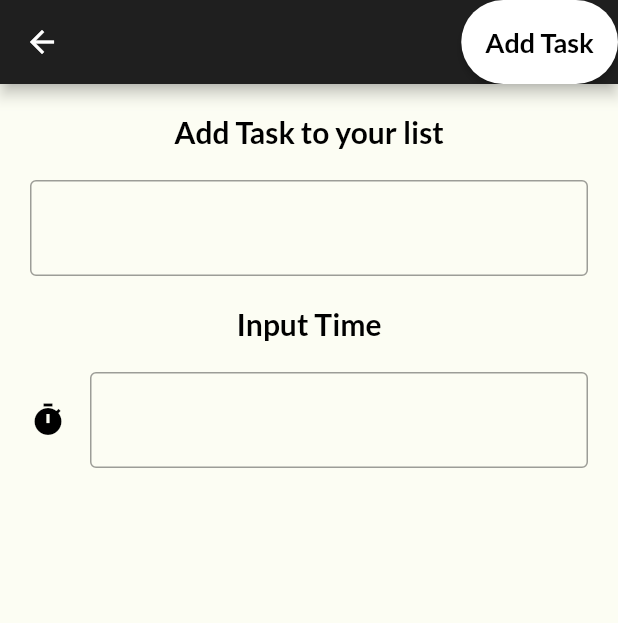
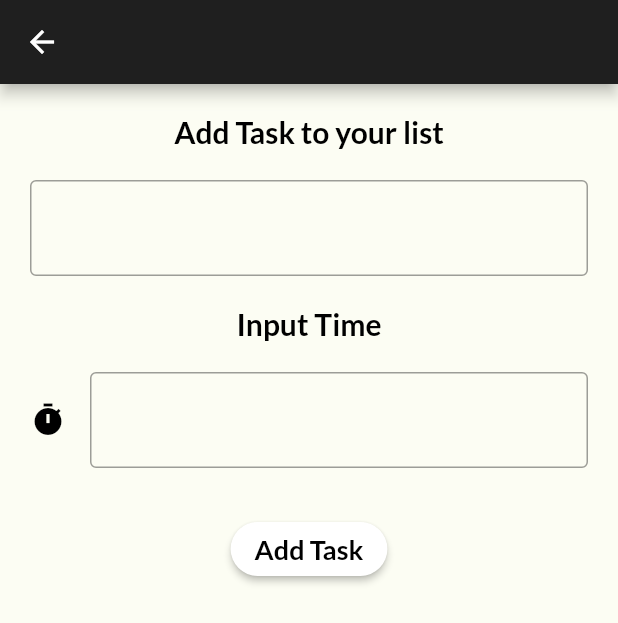
Before and after one commit to Netesh5/To-do-app, a Flutter app: the additem screen opened directly, after a tap on "Add Task", on a phone screen of 412 x 824 dp. Shown: the top 623 px of the screen. Run offline on Flutter 3.47's test engine with Material 2 defaults, Android fonts, the phone set to English and light mode, and no system bars; our stand-ins replace google_fonts, sqflite, syncfusion_flutter_calendar; accounts and stored records are empty.

Commit message:
add_btn_implement

```diff
--- a/lib/additem.dart
+++ b/lib/additem.dart
@@ -22,22 +22,6 @@ class _additemState extends State<additem> {
     return Scaffold(
       appBar: AppBar(
         backgroundColor: primary_dark_color,
-        actions: [
-          ElevatedButton(
-            onPressed: () {},
-            child: const Text(
-              "Add Task",
-              style: TextStyle(
-                  fontSize: 18,
-                  color: Colors.black,
-                  fontWeight: FontWeight.bold),
-            ),
-            style: ElevatedButton.styleFrom(
-                primary: Colors.white,
-                shape: RoundedRectangleBorder(
-                    borderRadius: BorderRadius.circular(50))),
-          )
-        ],
       ),
       backgroundColor: primary_light_color,
       body: additems(),
@@ -69,20 +53,20 @@ class _additemsState extends State<additems> {
           style: TextStyle(
               fontSize: 20, color: Colors.black, fontWeight: FontWeight.bold),
         ),
-        Padding(
+        const Padding(
           padding: const EdgeInsets.only(left: 20.0, right: 20.0, top: 20.0),
           child: TextField(
-            onSubmitted: (value) async {
-              if (value != "") {
-                DataBase _databaseobj = DataBase();
-                Task _newtask = Task(title: value, task: value, time: value);
-                _databaseobj.insert(_newtask);
-              }
-            },
+            // onSubmitted: (value) async {
+            //   if (value != "") {
+            //     DataBase _databaseobj = DataBase();
+            //     Task _newtask = Task(title: value, task: value, time: value);
+            //     _databaseobj.insert(_newtask);
+            //   }
+            // },
             cursorHeight: 25,
             cursorColor: Colors.black,
-            style: const TextStyle(fontSize: 20, color: Colors.black),
-            decoration: const InputDecoration(
+            style: TextStyle(fontSize: 20, color: Colors.black),
+            decoration: InputDecoration(
               border: OutlineInputBorder(),
               focusedBorder: OutlineInputBorder(),
             ),
@@ -127,7 +111,29 @@ class _additemsState extends State<additems> {
               }
             },
           ),
-        )
+        ),
+        const SizedBox(
+          height: 30,
+        ),
+        ElevatedButton(
+          onPressed: () {
+            DataBase _databaseobj = DataBase();
+            Task _newtask = Task(
+                title: datainput.text,
+                task: datainput.text,
+                time: dateinput.text);
+            _databaseobj.insert(_newtask);
+          },
+          child: const Text(
+            "Add Task",
+            style: TextStyle(
+                fontSize: 18, color: Colors.black, fontWeight: FontWeight.bold),
+          ),
+          style: ElevatedButton.styleFrom(
+              primary: Colors.white,
+              shape: RoundedRectangleBorder(
+                  borderRadius: BorderRadius.circular(50))),
+        ),
       ],
     );
   }
```
Also changed, not shown: 2 other files.
